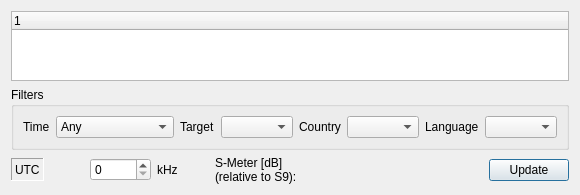
mmjee/dream-patched, file dream/src/GUI-QT/stationswidget.ui: the form before one commit.
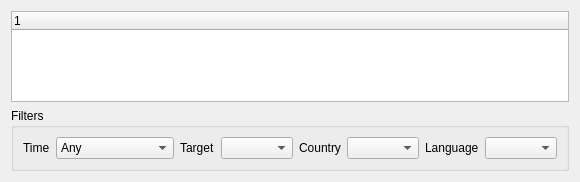
The form after the commit. Custom widgets are drawn as their Qt base class.

The edit to the form file:
```diff
--- a/dream/src/GUI-QT/stationswidget.ui
+++ b/dream/src/GUI-QT/stationswidget.ui
@@ -134,167 +134,8 @@
      </layout>
     </widget>
    </item>
-   <item>
-    <layout class="QHBoxLayout" name="horizontalLayout_2">
-     <item>
-      <widget class="QLabel" name="UTC">
-       <property name="sizePolicy">
-        <sizepolicy hsizetype="Minimum" vsizetype="Maximum">
-         <horstretch>0</horstretch>
-         <verstretch>0</verstretch>
-        </sizepolicy>
-       </property>
-       <property name="minimumSize">
-        <size>
-         <width>0</width>
-         <height>23</height>
-        </size>
-       </property>
-       <property name="frameShape">
-        <enum>QFrame::Panel</enum>
-       </property>
-       <property name="frameShadow">
-        <enum>QFrame::Sunken</enum>
-       </property>
-       <property name="text">
-        <string>UTC</string>
-       </property>
-       <property name="wordWrap">
-        <bool>false</bool>
-       </property>
-      </widget>
-     </item>
-     <item>
-      <spacer name="horizontalSpacer_3">
-       <property name="orientation">
-        <enum>Qt::Horizontal</enum>
-       </property>
-       <property name="sizeHint" stdset="0">
-        <size>
-         <width>40</width>
-         <height>20</height>
-        </size>
-       </property>
-      </spacer>
-     </item>
-     <item>
-      <widget class="QSpinBox" name="frequency">
-       <property name="maximum">
-        <number>29999</number>
-       </property>
-       <property name="singleStep">
-        <number>10</number>
-       </property>
-      </widget>
-     </item>
-     <item>
-      <widget class="QLabel" name="TextLabel1">
-       <property name="sizePolicy">
-        <sizepolicy hsizetype="Minimum" vsizetype="Minimum">
-         <horstretch>0</horstretch>
-         <verstretch>0</verstretch>
-        </sizepolicy>
-       </property>
-       <property name="text">
-        <string>kHz</string>
-       </property>
-       <property name="wordWrap">
-        <bool>false</bool>
-       </property>
-      </widget>
-     </item>
-     <item>
-      <spacer name="horizontalSpacer_2">
-       <property name="orientation">
-        <enum>Qt::Horizontal</enum>
-       </property>
-       <property name="sizeHint" stdset="0">
-        <size>
-         <width>20</width>
-         <height>20</height>
-        </size>
-       </property>
-      </spacer>
-     </item>
-     <item>
-      <widget class="QLabel" name="TextLabelSMeter">
-       <property name="sizePolicy">
-        <sizepolicy hsizetype="Minimum" vsizetype="Minimum">
-         <horstretch>0</horstretch>
-         <verstretch>0</verstretch>
-        </sizepolicy>
-       </property>
-       <property name="text">
-        <string>S-Meter [dB]
-(relative to S9):</string>
-       </property>
-       <property name="wordWrap">
-        <bool>false</bool>
-       </property>
-      </widget>
-     </item>
-     <item>
-      <widget class="QwtThermo" name="ProgrSigStrength" native="true">
-       <property name="sizePolicy">
-        <sizepolicy hsizetype="Fixed" vsizetype="Maximum">
-         <horstretch>0</horstretch>
-         <verstretch>0</verstretch>
-        </sizepolicy>
-       </property>
-       <property name="minimumSize">
-        <size>
-         <width>150</width>
-         <height>0</height>
-        </size>
-       </property>
-      </widget>
-     </item>
-     <item>
-      <spacer name="horizontalSpacer">
-       <property name="orientation">
-        <enum>Qt::Horizontal</enum>
-       </property>
-       <property name="sizeType">
-        <enum>QSizePolicy::Expanding</enum>
-       </property>
-       <property name="sizeHint" stdset="0">
-        <size>
-         <width>20</width>
-         <height>20</height>
-        </size>
-       </property>
-      </spacer>
-     </item>
-     <item>
-      <widget class="QPushButton" name="update">
-       <property name="sizePolicy">
-        <sizepolicy hsizetype="Minimum" vsizetype="Maximum">
-         <horstretch>0</horstretch>
-         <verstretch>0</verstretch>
-        </sizepolicy>
-       </property>
-       <property name="text">
-        <string>Update</string>
-       </property>
-       <property name="autoDefault">
-        <bool>true</bool>
-       </property>
-       <property name="default">
-        <bool>true</bool>
-       </property>
-      </widget>
-     </item>
-    </layout>
-   </item>
   </layout>
  </widget>
- <customwidgets>
-  <customwidget>
-   <class>QwtThermo</class>
-   <extends>QWidget</extends>
-   <header>qwt_thermo.h</header>
-  </customwidget>
- </customwidgets>
  <resources/>
  <connections/>
 </ui>
```
